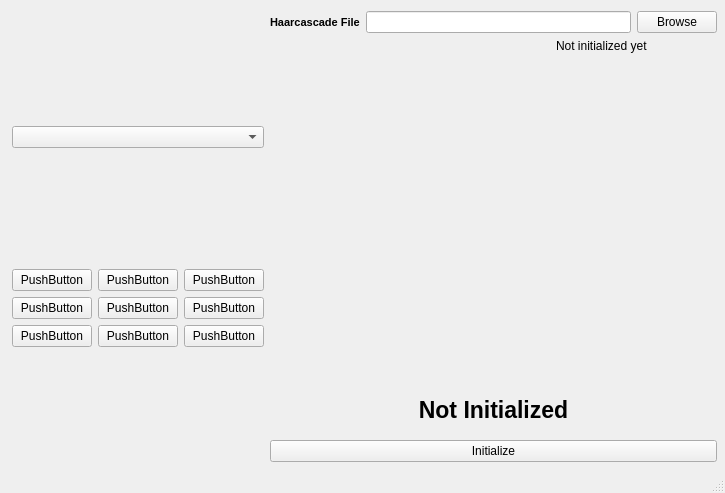
Above: ui/MainWindow.ui from sakibreza/EyeTask-V1.0 before the change. Below: the same form after it.
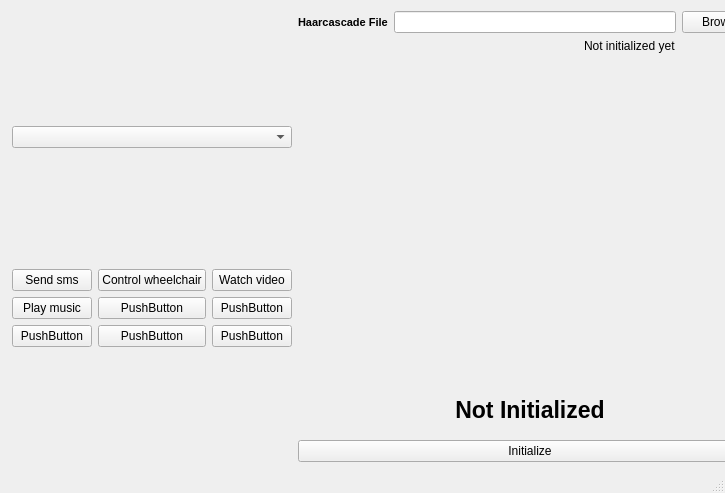
That is the form after the change.

```diff
--- a/ui/MainWindow.ui
+++ b/ui/MainWindow.ui
@@ -17,12 +17,12 @@
    <string>Welcome</string>
   </property>
   <widget class="QWidget" name="centralwidget">
-   <widget class="QWidget" name="">
+   <widget class="QWidget" name="layoutWidget">
     <property name="geometry">
      <rect>
       <x>12</x>
       <y>11</y>
-      <width>705</width>
+      <width>750</width>
       <height>451</height>
      </rect>
     </property>
@@ -37,28 +37,28 @@
          <item row="0" column="0">
           <widget class="QPushButton" name="b1_1">
            <property name="text">
-            <string>PushButton</string>
+            <string>Send sms</string>
            </property>
           </widget>
          </item>
          <item row="0" column="1">
           <widget class="QPushButton" name="b1_2">
            <property name="text">
-            <string>PushButton</string>
+            <string>Control wheelchair</string>
            </property>
           </widget>
          </item>
          <item row="0" column="2">
           <widget class="QPushButton" name="b1_3">
            <property name="text">
-            <string>PushButton</string>
+            <string>Watch video</string>
            </property>
           </widget>
          </item>
          <item row="1" column="0">
           <widget class="QPushButton" name="b2_1">
            <property name="text">
-            <string>PushButton</string>
+            <string>Play music</string>
            </property>
           </widget>
          </item>
```
